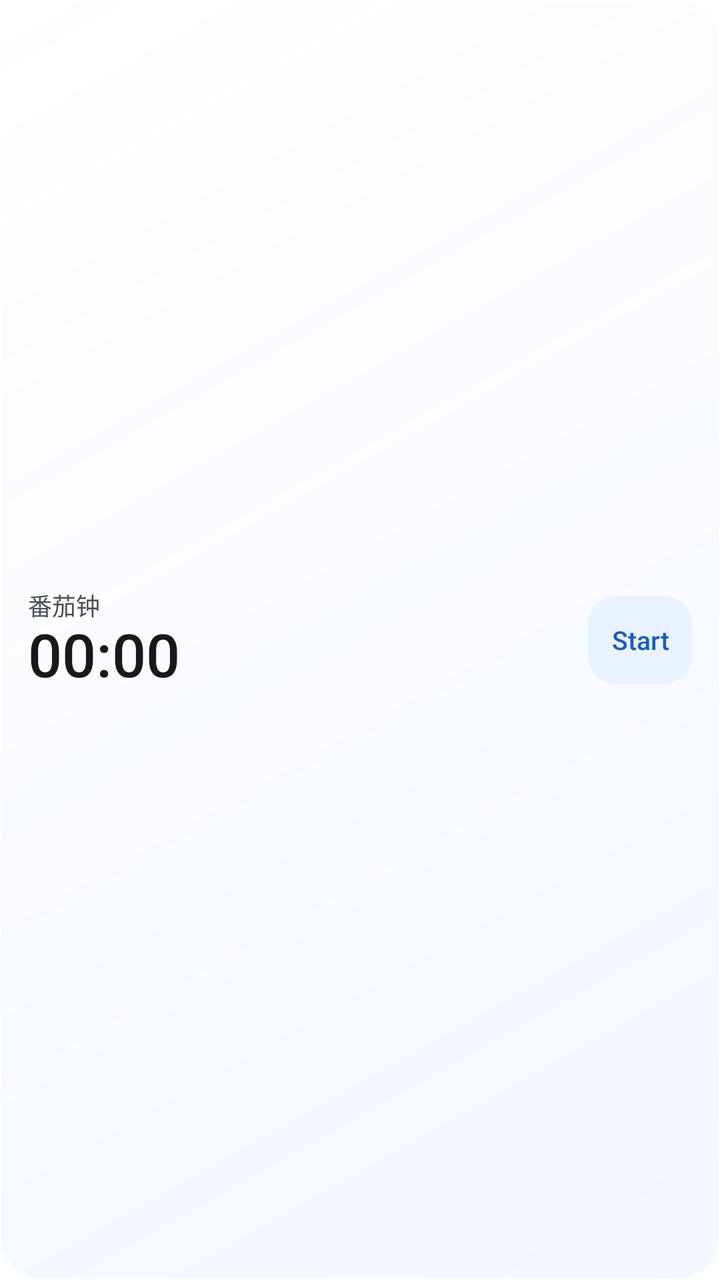
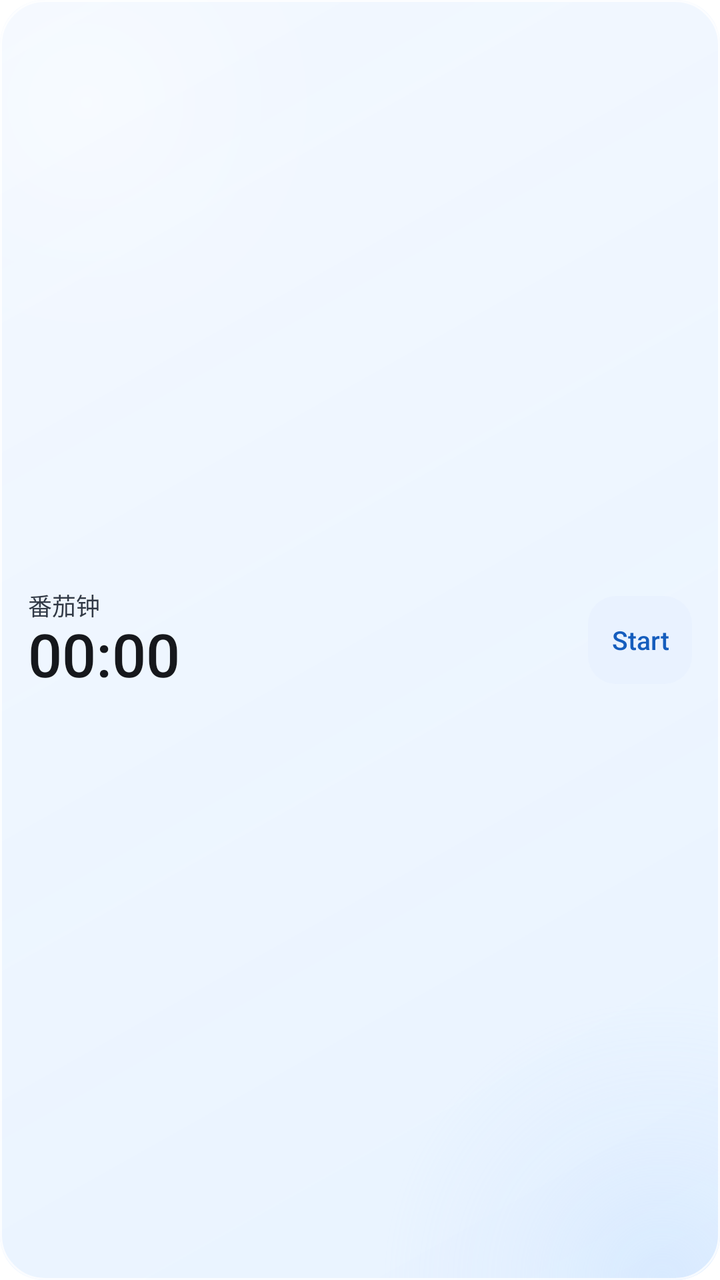

Compare the two renders of this Android layout. The source of the first and the diff that turns it into the second are given below.
<!-- AndroidManifest.xml: application theme Theme.Pomodoro -->
<!-- res/layout/timer_widget.xml -->
<LinearLayout xmlns:android="http://schemas.android.com/apk/res/android"
    android:id="@+id/widget_root"
    android:layout_width="match_parent"
    android:layout_height="match_parent"
    android:orientation="horizontal"
    android:gravity="center_vertical"
    android:paddingHorizontal="14dp"
    android:background="@drawable/widget_background">

    <LinearLayout
        android:layout_width="0dp"
        android:layout_weight="1"
        android:layout_height="wrap_content"
        android:orientation="vertical">

        <TextView
            android:id="@+id/widget_title"
            android:layout_width="match_parent"
            android:layout_height="wrap_content"
            android:fontFamily="sans-serif-medium"
            android:includeFontPadding="false"
            android:maxLines="1"
            android:text="@string/app_name"
            android:textColor="@color/widget_label"
            android:textSize="12sp" />

        <TextView
            android:id="@+id/widget_time"
            android:text="@string/widget_default_time"
            android:layout_width="match_parent"
            android:layout_height="wrap_content"
            android:autoSizeMinTextSize="18sp"
            android:autoSizeMaxTextSize="30sp"
            android:autoSizeStepGranularity="1sp"
            android:autoSizeTextType="uniform"
            android:fontFamily="sans-serif-medium"
            android:includeFontPadding="false"
            android:maxLines="1"
            android:textColor="@color/widget_text"
            android:textSize="30sp" />

        <Chronometer
            android:id="@+id/widget_chronometer"
            android:layout_width="match_parent"
            android:layout_height="wrap_content"
            android:autoSizeMinTextSize="18sp"
            android:autoSizeMaxTextSize="30sp"
            android:autoSizeStepGranularity="1sp"
            android:autoSizeTextType="uniform"
            android:fontFamily="sans-serif-medium"
            android:includeFontPadding="false"
            android:maxLines="1"
            android:textColor="@color/widget_text"
            android:textSize="30sp"
            android:visibility="gone" />
    </LinearLayout>

    <Button
        android:id="@+id/widget_action"
        android:text="@string/widget_preview_start"
        android:layout_width="wrap_content"
        android:layout_height="44dp"
        android:layout_marginStart="8dp"
        android:background="@drawable/widget_timer_action"
        android:backgroundTint="@null"
        android:elevation="0dp"
        android:fontFamily="sans-serif-medium"
        android:minWidth="52dp"
        android:minHeight="0dp"
        android:paddingHorizontal="10dp"
        android:paddingVertical="0dp"
        android:stateListAnimator="@null"
        android:textAllCaps="false"
        android:textColor="@color/widget_action_text"
        android:textSize="13sp" />
</LinearLayout>
<!-- resources referenced by this layout -->
<resources>
  <color name="widget_action_text">#155DBD</color>
  <color name="widget_label">#494D57</color>
  <color name="widget_text">#16181C</color>
  <!-- drawable widget_background (drawable) -->
  <shape xmlns:android="http://schemas.android.com/apk/res/android">
      <gradient
          android:angle="315"
          android:startColor="@color/widget_glass_start"
          android:endColor="@color/widget_glass_end" />
      <stroke
          android:width="1dp"
          android:color="@color/widget_glass_edge" />
      <corners android:radius="20dp" />
  </shape>
  <!-- drawable widget_timer_action (drawable) -->
  <ripple xmlns:android="http://schemas.android.com/apk/res/android"
      android:color="@color/widget_action_ripple">
      <item>
          <shape>
              <solid android:color="@color/widget_action_surface" />
              <corners android:radius="14dp" />
          </shape>
      </item>
  </ripple>
  <string name="app_name">番茄钟</string>
  <string name="widget_default_time" translatable="false">00:00</string>
  <string name="widget_preview_start">Start</string>
  <style name="Theme.Pomodoro" parent="android:Theme.Material.Light.NoActionBar">
          <item name="android:windowBackground">@android:color/white</item>
          <item name="android:statusBarColor">@android:color/transparent</item>
          <item name="android:navigationBarColor">@android:color/transparent</item>
      </style>
  <color name="widget_glass_start">#D8FFFFFF</color>
  <color name="widget_glass_end">#EBF2F7FF</color>
  <color name="widget_glass_edge">#A6FFFFFF</color>
  <color name="widget_action_ripple">#263482FF</color>
  <color name="widget_action_surface">#E9F2FF</color>
</resources>

<!-- the commit's change to res/layout/timer_widget.xml (unified diff, before → after) -->
@@ -1,5 +1,5 @@
 <LinearLayout xmlns:android="http://schemas.android.com/apk/res/android"
-    android:id="@+id/widget_root"
+    android:id="@android:id/background"
     android:layout_width="match_parent"
     android:layout_height="match_parent"
     android:orientation="horizontal"
<!-- resource entries referenced after the edit -->
@@ -1,19 +1,55 @@
 <!-- resources referenced by this layout -->
 <resources>
   <color name="widget_action_text">#155DBD</color>
-  <color name="widget_label">#494D57</color>
+  <color name="widget_label">#323A46</color>
   <color name="widget_text">#16181C</color>
   <!-- drawable widget_background (drawable) -->
-  <shape xmlns:android="http://schemas.android.com/apk/res/android">
-      <gradient
-          android:angle="315"
-          android:startColor="@color/widget_glass_start"
-          android:endColor="@color/widget_glass_end" />
-      <stroke
-          android:width="1dp"
-          android:color="@color/widget_glass_edge" />
-      <corners android:radius="20dp" />
-  </shape>
+  <layer-list xmlns:android="http://schemas.android.com/apk/res/android">
+      <item>
+          <shape>
+              <gradient
+                  android:angle="315"
+                  android:startColor="@color/widget_glass_start"
+                  android:endColor="@color/widget_glass_end" />
+              <corners android:radius="22dp" />
+          </shape>
+      </item>
+      <item>
+          <shape>
+              <gradient
+                  android:type="radial"
+                  android:centerX="0.12"
+                  android:centerY="0.08"
+                  android:gradientRadius="144dp"
+                  android:startColor="@color/widget_glass_highlight"
+                  android:centerColor="@color/widget_glass_highlight_fade"
+                  android:endColor="@android:color/transparent" />
+              <corners android:radius="22dp" />
+          </shape>
+      </item>
+      <item>
+          <shape>
+              <gradient
+                  android:type="radial"
+                  android:centerX="0.92"
+                  android:centerY="1.0"
+                  android:gradientRadius="140dp"
+                  android:startColor="@color/widget_glass_cool"
+                  android:centerColor="@color/widget_glass_cool_fade"
+                  android:endColor="@android:color/transparent" />
+              <corners android:radius="22dp" />
+          </shape>
+      </item>
+      <item>
+          <shape>
+              <solid android:color="@android:color/transparent" />
+              <stroke
+                  android:width="1dp"
+                  android:color="@color/widget_glass_edge" />
+              <corners android:radius="22dp" />
+          </shape>
+      </item>
+  </layer-list>
   <!-- drawable widget_timer_action (drawable) -->
   <ripple xmlns:android="http://schemas.android.com/apk/res/android"
       android:color="@color/widget_action_ripple">
@@ -32,9 +68,13 @@
           <item name="android:statusBarColor">@android:color/transparent</item>
           <item name="android:navigationBarColor">@android:color/transparent</item>
       </style>
-  <color name="widget_glass_start">#D8FFFFFF</color>
-  <color name="widget_glass_end">#EBF2F7FF</color>
-  <color name="widget_glass_edge">#A6FFFFFF</color>
+  <color name="widget_glass_start">#BFEFF6FF</color>
+  <color name="widget_glass_end">#CCE3F0FF</color>
+  <color name="widget_glass_highlight">#62FFFFFF</color>
+  <color name="widget_glass_highlight_fade">#23FFFFFF</color>
+  <color name="widget_glass_cool">#54B5D7FF</color>
+  <color name="widget_glass_cool_fade">#1DB5D7FF</color>
+  <color name="widget_glass_edge">#C9FFFFFF</color>
   <color name="widget_action_ripple">#263482FF</color>
   <color name="widget_action_surface">#E9F2FF</color>
 </resources>
